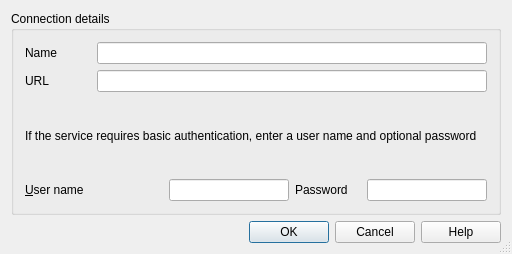
The window that qgis/src/ui/qgsnewhttpconnectionbase.ui (sourcepole/qgis) describes before a commit, drawn with Qt 5.
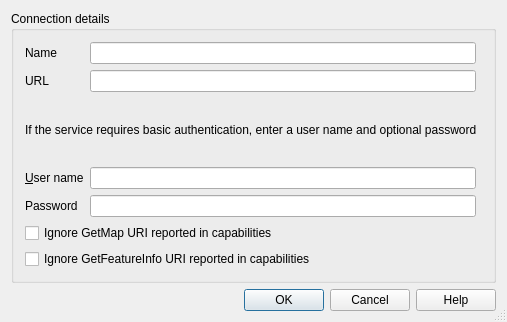
The same window after the commit.

Commit message: [FEATURE] move option to ignore GetMap and GetFeatureInfo URI from WMS GetCapabilities to connection

```diff
--- a/qgis/src/ui/qgsnewhttpconnectionbase.ui
+++ b/qgis/src/ui/qgsnewhttpconnectionbase.ui
@@ -6,8 +6,8 @@
    <rect>
     <x>0</x>
     <y>0</y>
-    <width>512</width>
-    <height>254</height>
+    <width>507</width>
+    <height>322</height>
    </rect>
   </property>
   <property name="windowTitle">
@@ -20,12 +20,65 @@
    <bool>true</bool>
   </property>
   <layout class="QGridLayout" name="gridLayout">
+   <item row="2" column="0">
+    <widget class="QDialogButtonBox" name="buttonBox">
+     <property name="standardButtons">
+      <set>QDialogButtonBox::Cancel|QDialogButtonBox::Help|QDialogButtonBox::Ok</set>
+     </property>
+    </widget>
+   </item>
    <item row="0" column="0">
     <widget class="QGroupBox" name="GroupBox1">
      <property name="title">
       <string>Connection details</string>
      </property>
      <layout class="QGridLayout">
+      <item row="1" column="0">
+       <widget class="QLabel" name="TextLabel1">
+        <property name="text">
+         <string>URL</string>
+        </property>
+        <property name="margin">
+         <number>5</number>
+        </property>
+        <property name="buddy">
+         <cstring>txtUrl</cstring>
+        </property>
+       </widget>
+      </item>
+      <item row="4" column="0" colspan="3">
+       <widget class="QLabel" name="label">
+        <property name="text">
+         <string>If the service requires basic authentication, enter a user name and optional password</string>
+        </property>
+        <property name="textFormat">
+         <enum>Qt::PlainText</enum>
+        </property>
+        <property name="wordWrap">
+         <bool>true</bool>
+        </property>
+       </widget>
+      </item>
+      <item row="6" column="0">
+       <widget class="QLabel" name="label_3">
+        <property name="text">
+         <string>Password</string>
+        </property>
+        <property name="buddy">
+         <cstring>txtPassword</cstring>
+        </property>
+       </widget>
+      </item>
+      <item row="5" column="0">
+       <widget class="QLabel" name="label_2">
+        <property name="text">
+         <string>&amp;User name</string>
+        </property>
+        <property name="buddy">
+         <cstring>txtUserName</cstring>
+        </property>
+       </widget>
+      </item>
       <item row="0" column="0">
        <widget class="QLabel" name="TextLabel1_2">
         <property name="text">
@@ -42,7 +95,7 @@
         </property>
        </widget>
       </item>
-      <item row="0" column="1" colspan="4">
+      <item row="0" column="1">
        <widget class="QLineEdit" name="txtName">
         <property name="minimumSize">
          <size>
@@ -58,92 +111,40 @@
         </property>
        </widget>
       </item>
-      <item row="1" column="0">
-       <widget class="QLabel" name="TextLabel1">
-        <property name="text">
-         <string>URL</string>
-        </property>
-        <property name="margin">
-         <number>5</number>
-        </property>
-        <property name="buddy">
-         <cstring>txtUrl</cstring>
-        </property>
-       </widget>
-      </item>
-      <item row="1" column="1" colspan="4">
+      <item row="1" column="1">
        <widget class="QLineEdit" name="txtUrl">
         <property name="toolTip">
          <string>HTTP address of the Web Map Server</string>
         </property>
        </widget>
       </item>
-      <item row="2" column="0" colspan="5">
-       <widget class="QLabel" name="label">
-        <property name="text">
-         <string>If the service requires basic authentication, enter a user name and optional password</string>
-        </property>
-        <property name="textFormat">
-         <enum>Qt::PlainText</enum>
-        </property>
-        <property name="wordWrap">
-         <bool>true</bool>
-        </property>
-       </widget>
+      <item row="5" column="1">
+       <widget class="QLineEdit" name="txtUserName"/>
       </item>
-      <item row="3" column="0" colspan="2">
-       <widget class="QLabel" name="label_2">
-        <property name="text">
-         <string>&amp;User name</string>
-        </property>
-        <property name="buddy">
-         <cstring>txtUserName</cstring>
-        </property>
-       </widget>
-      </item>
-      <item row="3" column="2">
-       <widget class="QLineEdit" name="txtUserName">
-        <property name="maximumSize">
-         <size>
-          <width>120</width>
-          <height>16777215</height>
-         </size>
-        </property>
-       </widget>
-      </item>
-      <item row="3" column="3">
-       <widget class="QLabel" name="label_3">
-        <property name="text">
-         <string>Password</string>
-        </property>
-        <property name="buddy">
-         <cstring>txtPassword</cstring>
-        </property>
-       </widget>
-      </item>
-      <item row="3" column="4">
+      <item row="6" column="1">
        <widget class="QLineEdit" name="txtPassword">
-        <property name="maximumSize">
-         <size>
-          <width>120</width>
-          <height>120</height>
-         </size>
-        </property>
         <property name="echoMode">
          <enum>QLineEdit::Password</enum>
         </property>
        </widget>
       </item>
+      <item row="8" column="0" colspan="2">
+       <widget class="QCheckBox" name="cbxIgnoreGetFeatureInfoURI">
+        <property name="text">
+         <string>Ignore GetFeatureInfo URI reported in capabilities</string>
+        </property>
+       </widget>
+      </item>
+      <item row="7" column="0" colspan="2">
+       <widget class="QCheckBox" name="cbxIgnoreGetMapURI">
+        <property name="text">
+         <string>Ignore GetMap URI reported in capabilities</string>
+        </property>
+       </widget>
+      </item>
      </layout>
     </widget>
    </item>
-   <item row="1" column="0">
-    <widget class="QDialogButtonBox" name="buttonBox">
-     <property name="standardButtons">
-      <set>QDialogButtonBox::Cancel|QDialogButtonBox::Help|QDialogButtonBox::Ok</set>
-     </property>
-    </widget>
-   </item>
   </layout>
  </widget>
  <layoutdefault spacing="6" margin="11"/>
```
Left out of the diff: 4 changed lines with no effect on the pictures. The commit also changes 4 other files.
